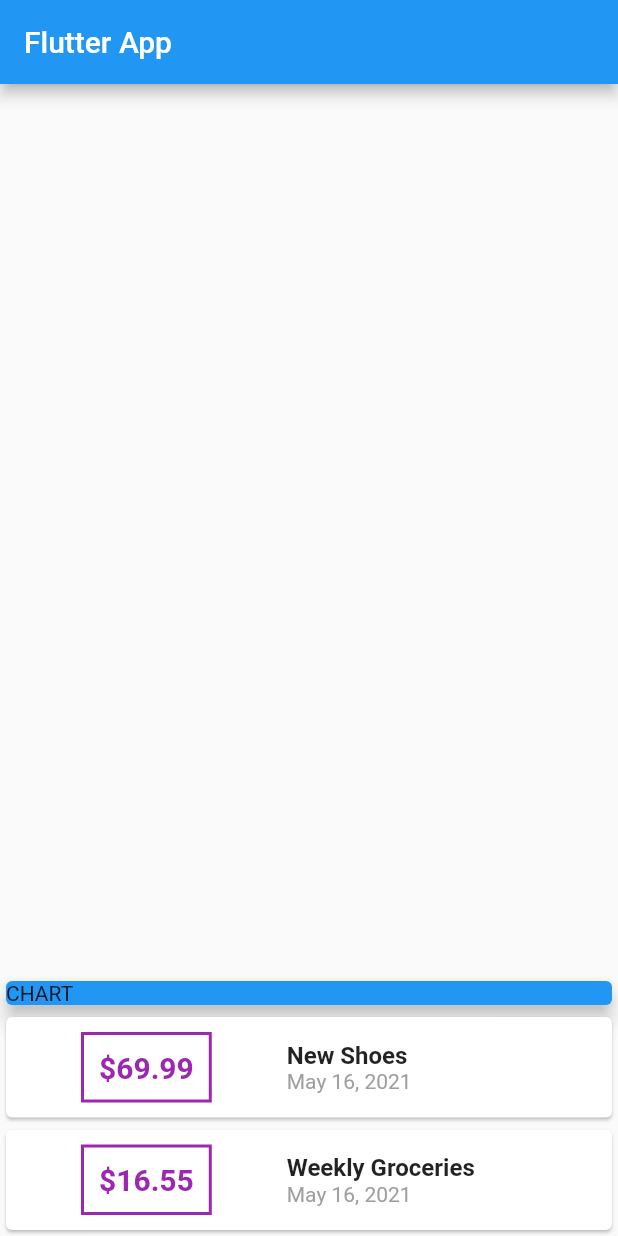
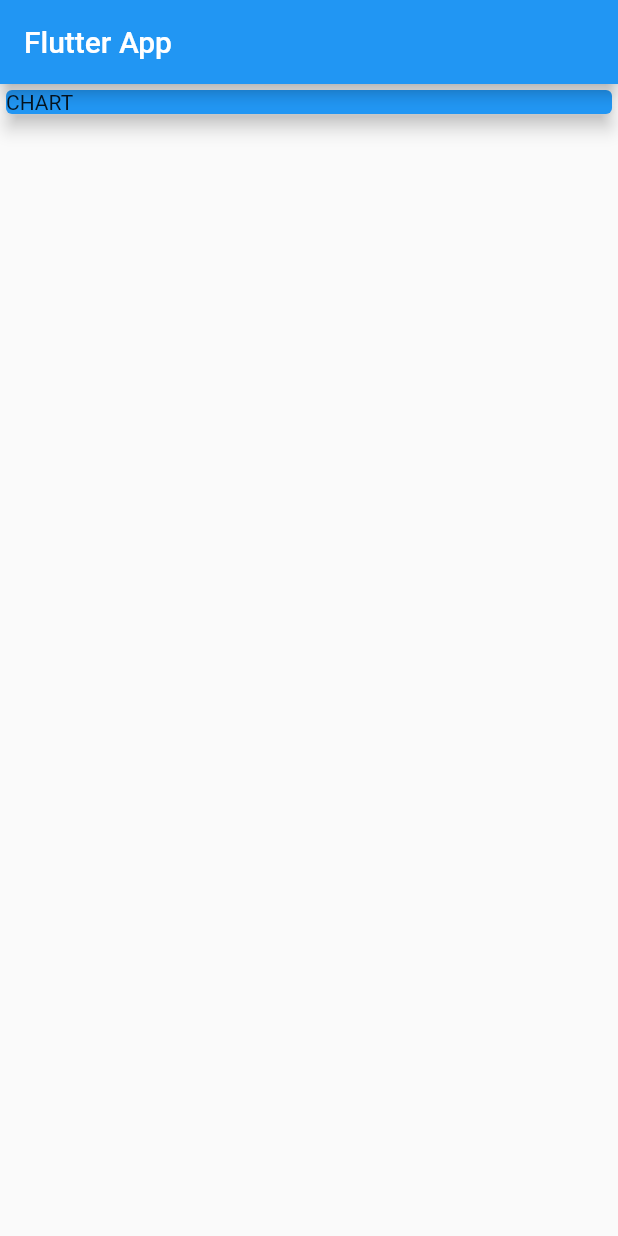
Before and after one commit to AlamKhalid/expense-plannar, a Flutter app: the screen it shows after launch, on a phone screen of 412 x 824 dp. Run offline on Flutter 3.47's test engine with Material 2 defaults, Android fonts, the phone set to English and light mode, and no system bars.

```diff
--- a/lib/main.dart
+++ b/lib/main.dart
@@ -1,6 +1,4 @@
 import 'package:flutter/material.dart';
-import 'package:intl/intl.dart';
-import './transaction.dart';
 
 void main() {
   runApp(MyApp());
@@ -14,21 +12,6 @@ class MyApp extends StatelessWidget {
 }
 
 class MyHomePage extends StatelessWidget {
-  final List<Transaction> transactions = [
-    Transaction(
-      id: 't1',
-      title: 'New Shoes',
-      amount: 69.99,
-      date: DateTime.now(),
-    ),
-    Transaction(
-      id: 't2',
-      title: 'Weekly Groceries',
-      amount: 16.55,
-      date: DateTime.now(),
-    ),
-  ];
-
   @override
   Widget build(BuildContext context) {
     return Scaffold(
@@ -36,7 +19,7 @@ class MyHomePage extends StatelessWidget {
         title: Text('Flutter App'),
       ),
       body: Column(
-        mainAxisAlignment: MainAxisAlignment.end,
+          crossAxisAlignment: CrossAxisAlignment.stretch,
           children: <Widget>[
             Container(
               width: double.infinity,
@@ -46,51 +29,7 @@ class MyHomePage extends StatelessWidget {
                 elevation: 5,
               ),
             ),
-          Column(
-            children: transactions
-                .map((tx) => Card(
-                        child: Row(
-                      children: <Widget>[
-                        Container(
-                          padding: EdgeInsets.all(10),
-                          margin: EdgeInsets.symmetric(
-                            vertical: 10,
-                            horizontal: 50,
-                          ),
-                          decoration: BoxDecoration(
-                              border: Border.all(
-                            color: Colors.purple,
-                            width: 2,
-                          )),
-                          child: Text(
-                            '\$${tx.amount}',
-                            style: TextStyle(
-                              fontWeight: FontWeight.bold,
-                              fontSize: 20,
-                              color: Colors.purple,
-                            ),
-                          ),
-                        ),
-                        Column(
-                          crossAxisAlignment: CrossAxisAlignment.start,
-                          children: <Widget>[
-                            Text(tx.title,
-                                style: TextStyle(
-                                  fontSize: 16,
-                                  fontWeight: FontWeight.bold,
-                                )),
-                            Text(DateFormat.yMMMd().format(tx.date),
-                                style: TextStyle(
-                                  color: Colors.grey,
-                                ))
-                          ],
-                        )
-                      ],
-                    )))
-                .toList(),
-          ),
-        ],
-      ),
+          ]),
     );
   }
 }
```
Also changed, not shown: lib/widgets/new_transaction.dart (added, +39 -0 lines), lib/widgets/transaction_list.dart (added, +57 -0 lines), lib/widgets/user_transactions.dart (added, +34 -0 lines), lib/models/transaction.dart (renamed from lib/transaction.dart). Lines whose indentation alone changed are shown as unchanged.
